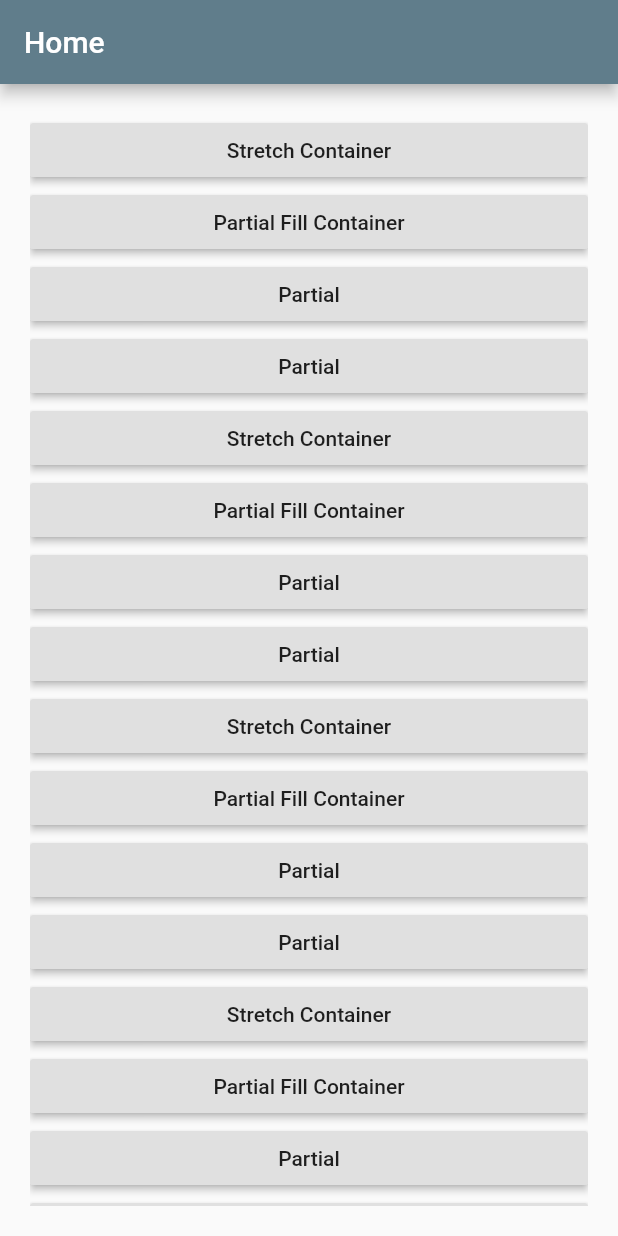
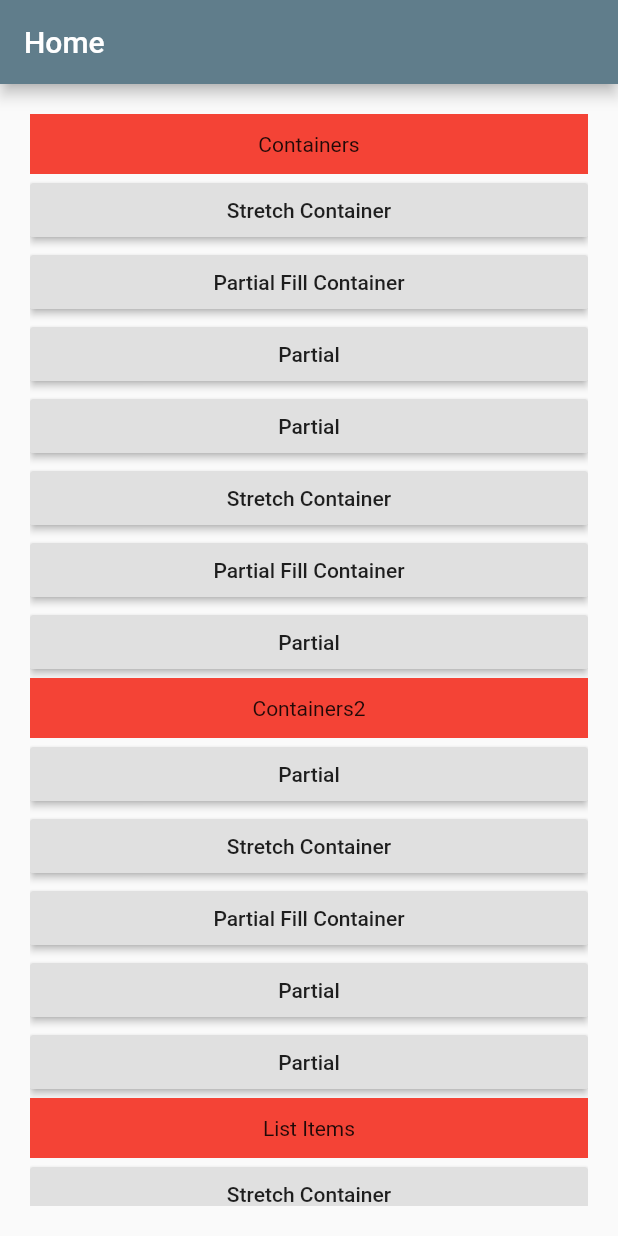
Before and after one commit to aromal-sasidharan/flutter-snippets, a Flutter app: the screen it shows after launch, on a phone screen of 412 x 824 dp. Run offline on Flutter 3.47's test engine with Material 2 defaults, Android fonts, the phone set to English and light mode, and no system bars.

Commit message:
initial commit 3

```diff
--- a/lib/main.dart
+++ b/lib/main.dart
@@ -18,7 +18,8 @@ class MyApp extends StatelessWidget {
     return MaterialApp(
       initialRoute: "/",
       routes: {
-        "/": (context) => createScaffold(title: "Home", body: HomeWidget()),
+        "/": (context) =>
+            createScaffold(title: "Home", body: HomeWidget(items: routes)),
         "/strech_container": (context) =>
             createScaffold(title: "Strech Container", body: EqualContainer()),
       },
@@ -26,23 +27,62 @@ class MyApp extends StatelessWidget {
   }
 }
 
-class RouteModel {
-  String title;
-  String location;
+class HomeWidget extends StatelessWidget {
+  final List<ListItem> items;
+  HomeWidget({Key key, @required this.items}) : super(key: key);
+
+  Widget routeItem(BuildContext context, RouteModel item) {
+    return SizedBox(
+        child: RaisedButton(
+            child: Text(item.title),
+            onPressed: () {
+              Navigator.pushNamed(context, item.location);
+            }),
+        width: double.infinity);
+  }
+
+  Widget headerItem(BuildContext context, RouteHeader item) {
+    return SizedBox(
+
+        child: Container(child: Text(item.title),width: double.infinity, height: 40, alignment: Alignment.center,color: Colors.red));
+  }
+
+  @override
+  Widget build(BuildContext context) {
+    var listView = ListView.builder(
+      itemBuilder: (context, position) {
+        final item = items[position];
+        if (item is RouteHeader) {
+          return headerItem(context, item);
+        } else if (item is RouteModel) {
+          return routeItem(context, item);
+        }
+      },
+      itemCount: routes.length,
+    );
+
+    return Container(
+      child: listView,
+      padding: EdgeInsets.all(20.0),
+    );
+  }
+}
+
+abstract class ListItem {}
+
+class RouteHeader implements ListItem {
+  final String title;
+  RouteHeader({this.title});
+}
+
+class RouteModel implements ListItem {
+  final String title;
+  final String location;
   RouteModel({this.title, this.location});
 }
 
-class HomeWidget extends StatefulWidget{
-  @override
-  State<StatefulWidget> createState() {
-    // TODO: implement createState
-    return HomeWidgetState();
-  }
-
-}
-
-class HomeWidgetState extends State<HomeWidget> {
-  var routes = [
+List<ListItem> routes = [
+  RouteHeader(title: "Containers"),
   RouteModel(title: "Stretch Container", location: '/strech_container'),
   RouteModel(title: "Partial Fill Container", location: '/strech_container'),
   RouteModel(title: "Partial", location: '/strech_container'),
@@ -50,42 +90,20 @@ class HomeWidgetState extends State<HomeWidget> {
   RouteModel(title: "Stretch Container", location: '/strech_container'),
   RouteModel(title: "Partial Fill Container", location: '/strech_container'),
   RouteModel(title: "Partial", location: '/strech_container'),
+  RouteHeader(title: "Containers2"),
   RouteModel(title: "Partial", location: '/strech_container'),
   RouteModel(title: "Stretch Container", location: '/strech_container'),
   RouteModel(title: "Partial Fill Container", location: '/strech_container'),
   RouteModel(title: "Partial", location: '/strech_container'),
   RouteModel(title: "Partial", location: '/strech_container'),
+  RouteHeader(title: "List Items"),
   RouteModel(title: "Stretch Container", location: '/strech_container'),
   RouteModel(title: "Partial Fill Container", location: '/strech_container'),
   RouteModel(title: "Partial", location: '/strech_container'),
   RouteModel(title: "Partial", location: '/strech_container'),
+  RouteHeader(title: "List Items2"),
   RouteModel(title: "Stretch Container", location: '/strech_container'),
   RouteModel(title: "Partial Fill Container", location: '/strech_container'),
   RouteModel(title: "Partial", location: '/strech_container'),
   RouteModel(title: "Partial", location: '/strech_container'),
 ];
-
-  @override
-  Widget build(BuildContext context) {
-    // TODO: implement build
-
-    var itemWidget = (BuildContext context, int position) {
-      return SizedBox(
-          child: RaisedButton(
-              child: Text(routes[position].title),
-              onPressed: () {
-                Navigator.pushNamed(context,routes[position].location);
-              }),
-          width: double.infinity);
-    };
-
-    var listView = ListView.builder(
-      itemBuilder: itemWidget,
-      itemCount: routes.length,
-    );
-
-    return Container(child:listView,
-    padding: EdgeInsets.all(20.0),
-    );
-  }
-}
```
Lines whose indentation alone changed are shown as unchanged.
